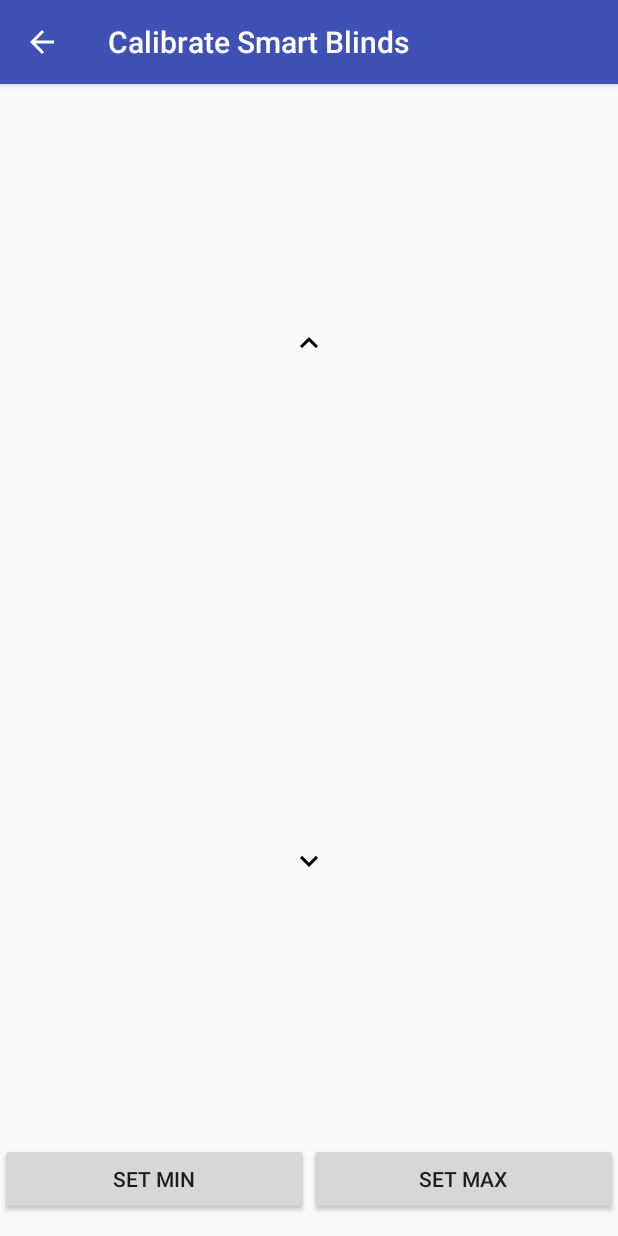
After one commit to f-jiang/smart-blinds, an Android app: the CalibrateActivity screen opened directly, with no data from a screen before it, on a phone screen of 412 x 824 dp. The commit adds this screen. Run offline under Robolectric (Android 15) with nearby library versions, the phone set to English and light mode, and no system bars.

Commit message:
app: add blinds calibration activity

```diff
--- a/app/app/build.gradle
+++ b/app/app/build.gradle
@@ -27,5 +27,6 @@ dependencies {
     compile 'com.android.support:appcompat-v7:26.1.0'
     compile 'com.android.support:support-v4:26.0'
     compile 'com.pavelsikun:material-seekbar-preference:2.3.0+'
+    compile 'com.android.support.constraint:constraint-layout:1.0.2'
     testCompile 'junit:junit:4.12'
 }
--- a/app/app/src/main/AndroidManifest.xml
+++ b/app/app/src/main/AndroidManifest.xml
@@ -9,14 +9,23 @@
         android:roundIcon="@mipmap/ic_launcher_round"
         android:supportsRtl="true"
         android:theme="@style/AppTheme">
+
         <activity
             android:name=".SmartBlindsControlActivity"
             android:label="@string/app_name">
             <intent-filter>
                 <action android:name="android.intent.action.MAIN" />
-
                 <category android:name="android.intent.category.LAUNCHER" />
             </intent-filter>
+        </activity>
+
+        <activity
+            android:name=".CalibrateActivity"
+            android:label="@string/action_calibrate"
+            android:parentActivityName=".SmartBlindsControlActivity">
+            <meta-data
+                android:name="android.support.PARENT_ACTIVITY"
+                android:value=".SmartBlindsControlActivity" />
         </activity>
     </application>
 
--- /dev/null
+++ b/app/app/src/main/java/smartblindscontrol/f_jiang/github/com/smartblindscontrol/CalibrateActivity.java
@@ -0,0 +1,43 @@
+package smartblindscontrol.f_jiang.github.com.smartblindscontrol;
+
+import android.support.v4.app.NavUtils;
+import android.support.v7.app.ActionBar;
+import android.support.v7.app.AppCompatActivity;
+import android.os.Bundle;
+import android.view.MenuItem;
+import android.widget.Button;
+import android.widget.ImageButton;
+
+public class CalibrateActivity extends AppCompatActivity {
+
+    ImageButton mUpButton;
+    ImageButton mDownButton;
+    Button mSetMinButton;
+    Button mSetMaxButton;
+
+    @Override
+    protected void onCreate(Bundle savedInstanceState) {
+        super.onCreate(savedInstanceState);
+        setContentView(R.layout.activity_calibrate);
+        ActionBar actionBar = this.getSupportActionBar();
+
+        if (actionBar != null) {
+            actionBar.setDisplayHomeAsUpEnabled(true);
+        }
+
+        mUpButton = findViewById(R.id.up_button);
+        mDownButton = findViewById(R.id.down_button);
+        mSetMinButton = findViewById(R.id.set_min_button);
+        mSetMaxButton = findViewById(R.id.set_max_button);
+    }
+
+    @Override
+    public boolean onOptionsItemSelected(MenuItem item) {
+        int id = item.getItemId();
+        if (id == android.R.id.home) {
+            NavUtils.navigateUpFromSameTask(this);
+        }
+        return super.onOptionsItemSelected(item);
+    }
+
+}
--- a/app/app/src/main/java/smartblindscontrol/f_jiang/github/com/smartblindscontrol/SmartBlindsControlActivity.java
+++ b/app/app/src/main/java/smartblindscontrol/f_jiang/github/com/smartblindscontrol/SmartBlindsControlActivity.java
@@ -51,7 +51,7 @@ public class SmartBlindsControlActivity extends AppCompatPreferenceActivity {
         if (id == R.id.action_sync) {
             // open sync activity
         } else if (id == R.id.action_calibrate) {
-            // open calibrate activity
+            startActivity(new Intent(this, CalibrateActivity.class));
         }
 
         return super.onOptionsItemSelected(item);
--- /dev/null
+++ b/app/app/src/main/res/drawable/ic_keyboard_arrow_down_black_24dp.xml
@@ -0,0 +1,9 @@
+<vector xmlns:android="http://schemas.android.com/apk/res/android"
+        android:width="24dp"
+        android:height="24dp"
+        android:viewportWidth="24.0"
+        android:viewportHeight="24.0">
+    <path
+        android:fillColor="#FF000000"
+        android:pathData="M7.41,7.84L12,12.42l4.59,-4.58L18,9.25l-6,6 -6,-6z"/>
+</vector>
--- /dev/null
+++ b/app/app/src/main/res/drawable/ic_keyboard_arrow_up_black_24dp.xml
@@ -0,0 +1,9 @@
+<vector xmlns:android="http://schemas.android.com/apk/res/android"
+        android:width="24dp"
+        android:height="24dp"
+        android:viewportWidth="24.0"
+        android:viewportHeight="24.0">
+    <path
+        android:fillColor="#FF000000"
+        android:pathData="M7.41,15.41L12,10.83l4.59,4.58L18,14l-6,-6 -6,6z"/>
+</vector>
--- /dev/null
+++ b/app/app/src/main/res/layout/activity_calibrate.xml
@@ -0,0 +1,65 @@
+<?xml version="1.0" encoding="utf-8"?>
+<android.support.constraint.ConstraintLayout xmlns:android="http://schemas.android.com/apk/res/android"
+    xmlns:app="http://schemas.android.com/apk/res-auto"
+    xmlns:tools="http://schemas.android.com/tools"
+    android:layout_width="match_parent"
+    android:layout_height="match_parent"
+    tools:context="smartblindscontrol.f_jiang.github.com.smartblindscontrol.CalibrateActivity">
+
+    <android.support.constraint.Guideline
+        android:id="@+id/top_guideline"
+        android:layout_width="wrap_content"
+        android:layout_height="wrap_content"
+        app:layout_constraintGuide_percent="0.45"
+        android:orientation="horizontal" />
+
+    <android.support.constraint.Guideline
+        android:id="@+id/bottom_guideline"
+        android:layout_width="wrap_content"
+        android:layout_height="wrap_content"
+        app:layout_constraintGuide_percent="0.9"
+        android:orientation="horizontal" />
+
+    <ImageButton
+        android:id="@+id/up_button"
+        android:layout_width="0dp"
+        android:layout_height="0dp"
+        app:layout_constraintStart_toStartOf="parent"
+        app:layout_constraintEnd_toEndOf="parent"
+        app:layout_constraintTop_toTopOf="parent"
+        app:layout_constraintBottom_toTopOf="@+id/top_guideline"
+        style="?android:attr/borderlessButtonStyle"
+        android:src="@drawable/ic_keyboard_arrow_up_black_24dp" />
+
+    <ImageButton
+        android:id="@+id/down_button"
+        android:layout_width="0dp"
+        android:layout_height="0dp"
+        app:layout_constraintStart_toStartOf="parent"
+        app:layout_constraintEnd_toEndOf="parent"
+        app:layout_constraintTop_toBottomOf="@id/top_guideline"
+        app:layout_constraintBottom_toTopOf="@id/bottom_guideline"
+        style="?android:attr/borderlessButtonStyle"
+        android:src="@drawable/ic_keyboard_arrow_down_black_24dp" />
+
+    <Button
+        android:id="@+id/set_min_button"
+        android:layout_width="0dp"
+        android:layout_height="wrap_content"
+        app:layout_constraintLeft_toLeftOf="@id/down_button"
+        app:layout_constraintRight_toLeftOf="@+id/set_max_button"
+        app:layout_constraintTop_toBottomOf="@id/bottom_guideline"
+        app:layout_constraintBottom_toBottomOf="parent"
+        android:text="@string/button_set_min" />
+
+    <Button
+        android:id="@+id/set_max_button"
+        android:layout_width="0dp"
+        android:layout_height="wrap_content"
+        app:layout_constraintRight_toRightOf="@id/down_button"
+        app:layout_constraintLeft_toRightOf="@+id/set_min_button"
+        app:layout_constraintTop_toBottomOf="@id/bottom_guideline"
+        app:layout_constraintBottom_toBottomOf="parent"
+        android:text="@string/button_set_max" />
+
+</android.support.constraint.ConstraintLayout>
--- a/app/app/src/main/res/values/strings.xml
+++ b/app/app/src/main/res/values/strings.xml
@@ -21,4 +21,8 @@
     <string name="pref_key_blinds_position">blinds_position</string>
     <string name="pref_title_blinds_position">Blinds position</string>
 
+    <!-- Strings related to Calibration -->
+    <string name="button_set_min">Set min</string>
+    <string name="button_set_max">Set max</string>
+
 </resources>
```
